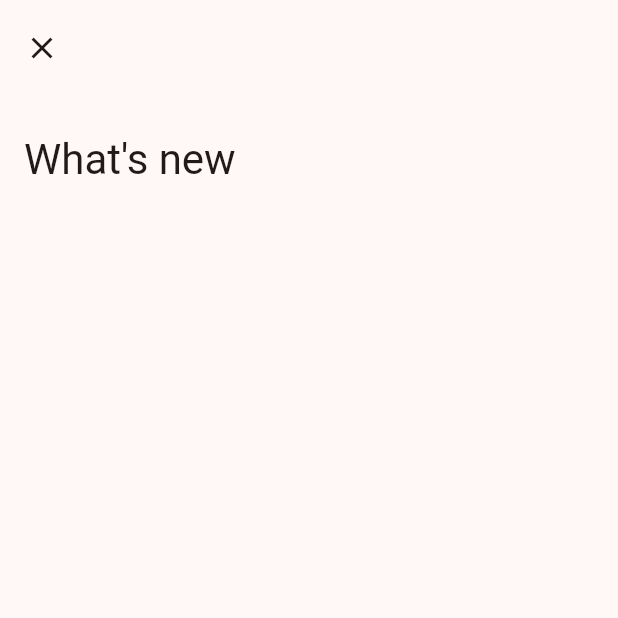
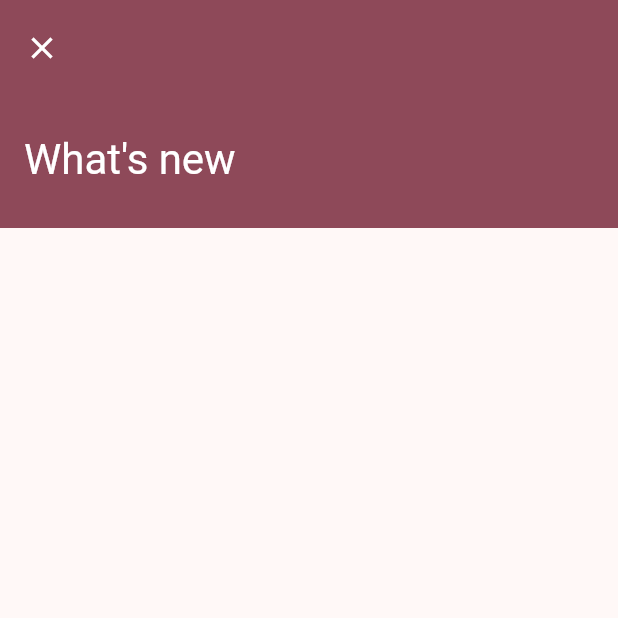
Before and after one commit to huffSamuel/upnp_explorer, a Flutter app: the screen it shows after launch, on a phone screen of 412 x 824 dp, the top half of it. Run offline on Flutter 3.47's test engine with Material 2 defaults, Android fonts, the phone set to English and light mode, and no system bars; drawn by our look-alikes of dynamic_color; our stand-ins replace animated_list_plus, connectivity_plus, convert, device_info_plus, flutter_markdown, get_it and 7 more; missing offline and left inert: open_settings; generated files the repository leaves out were written again; project files that could hold a hidden picture were left out.

Commit message:
slight adjustments to dynamic colors

```diff
--- a/lib/application/settings/palette.dart
+++ b/lib/application/settings/palette.dart
@@ -2,63 +2,63 @@ import 'package:dynamic_color/dynamic_color.dart';
 import 'package:flutter/material.dart';
 import 'package:google_fonts/google_fonts.dart';
 
-Color? _resolveSelectedColor(Set<MaterialState> states, Color color) {
-  if (states.contains(MaterialState.disabled)) {
-    return null;
-  }
-
-  if (states.contains(MaterialState.selected)) {
-    return color;
-  }
-
-  return null;
-}
-
 const _primaryPurple = Color(0xFF982649);
 const _primaryPurpleDark = Color(0xFF521427);
 
-class Palette {
-  static final Palette _palette = Palette._internal();
-  static Palette get instance => _palette;
+class AppTheme {
+  static ThemeData dark(
+    ColorScheme? scheme,
+    VisualDensity visualDensity,
+  ) {
+    final effectiveScheme = scheme ??
+        ColorScheme.fromSeed(
+          seedColor: _primaryPurpleDark,
+          brightness: Brightness.dark,
+        );
 
-  Palette._internal();
-
-  static ThemeData makeTheme(
-      ColorScheme? scheme, Brightness brightness, VisualDensity visualDensity) {
-    return _applyCommon(
-      ThemeData.from(
-        useMaterial3: true,
-        colorScheme: (scheme ??
-                ColorScheme.fromSeed(
-                  brightness: brightness,
-                  seedColor: brightness == Brightness.dark
-                      ? _primaryPurpleDark
-                      : _primaryPurple,
-                ))
-            .harmonized(),
-      ).copyWith(
-        visualDensity: visualDensity,
-      ),
+    return _theme(
+      effectiveScheme,
+      visualDensity,
     );
   }
 
-  static ThemeData _applyCommon(ThemeData themeData) {
-    return themeData.copyWith(
-      textTheme: themeData.textTheme.copyWith(
-        bodySmall: themeData.textTheme.bodySmall!.copyWith(
+  static ThemeData light(
+    ColorScheme? scheme,
+    VisualDensity visualDensity,
+  ) {
+    final effectiveScheme = scheme ??
+        ColorScheme.fromSeed(
+          seedColor: _primaryPurple,
+          brightness: Brightness.light,
+        );
+
+    return _theme(
+      effectiveScheme,
+      visualDensity,
+    );
+  }
+
+  static ThemeData _theme(
+    ColorScheme scheme,
+    VisualDensity visualDensity,
+  ) {
+    final effectiveScheme = scheme.harmonized();
+
+    final theme = ThemeData.from(
+      useMaterial3: true,
+      colorScheme: effectiveScheme,
+    ).copyWith(
+      visualDensity: visualDensity,
+      appBarTheme: AppBarTheme(
+        backgroundColor: effectiveScheme.primary,
+        foregroundColor: effectiveScheme.onPrimary,
+      ),
+    );
+
+    return theme.copyWith(
+      textTheme: theme.textTheme.copyWith(
+        bodySmall: theme.textTheme.bodySmall!.copyWith(
           fontFamily: GoogleFonts.sourceCodePro().fontFamily,
-        ),
-      ),
-      switchTheme: themeData.switchTheme.copyWith(
-        trackColor: MaterialStateProperty.resolveWith<Color?>(
-          (states) => _resolveSelectedColor(
-              states, themeData.colorScheme.secondary.withOpacity(0.3)),
-        ),
-        thumbColor: MaterialStateProperty.resolveWith<Color?>(
-          (states) => _resolveSelectedColor(
-            states,
-            themeData.colorScheme.secondary,
-          ),
         ),
       ),
     );
--- a/lib/main.dart
+++ b/lib/main.dart
@@ -1,6 +1,6 @@
+import 'package:dynamic_color/dynamic_color.dart';
 import 'package:flutter/material.dart';
 import 'package:flutter_gen/gen_l10n/app_localizations.dart';
-import 'package:dynamic_color/dynamic_color.dart';
 
 import 'application/application.dart';
 import 'application/device.dart';
@@ -65,11 +65,12 @@ class MyApp extends StatelessWidget {
         debugShowCheckedModeBanner: false,
         title: Application.name,
         themeMode: options.themeMode,
-        darkTheme: Palette.makeTheme(
-            darkDynamic, Brightness.dark, options.visualDensity),
-        theme: Palette.makeTheme(
+        darkTheme: AppTheme.dark(
+          darkDynamic,
+          options.visualDensity,
+        ),
+        theme: AppTheme.light(
           lightDynamic,
-          Brightness.light,
           options.visualDensity,
         ),
         localizationsDelegates: AppLocalizations.localizationsDelegates,
--- a/lib/presentation/network_logs/widgets/log_card.dart
+++ b/lib/presentation/network_logs/widgets/log_card.dart
@@ -38,7 +38,7 @@ class LogCard extends StatelessWidget {
                   color: ElevationOverlay.applySurfaceTint(
                     colorScheme.surface,
                     colorScheme.surfaceTint,
-                    1,
+                    10,
                   ),
                   borderRadius: BorderRadius.circular(8.0),
                   border: Border.all(
@@ -46,7 +46,7 @@ class LogCard extends StatelessWidget {
                     color: ElevationOverlay.applySurfaceTint(
                       colorScheme.surface,
                       colorScheme.surfaceTint,
-                      10,
+                      20,
                     ),
                   ),
                 ),
```
Also changed, not shown: lib/presentation/settings/widgets/settings/highlight_switch_tile.dart (+12 -11 lines).
